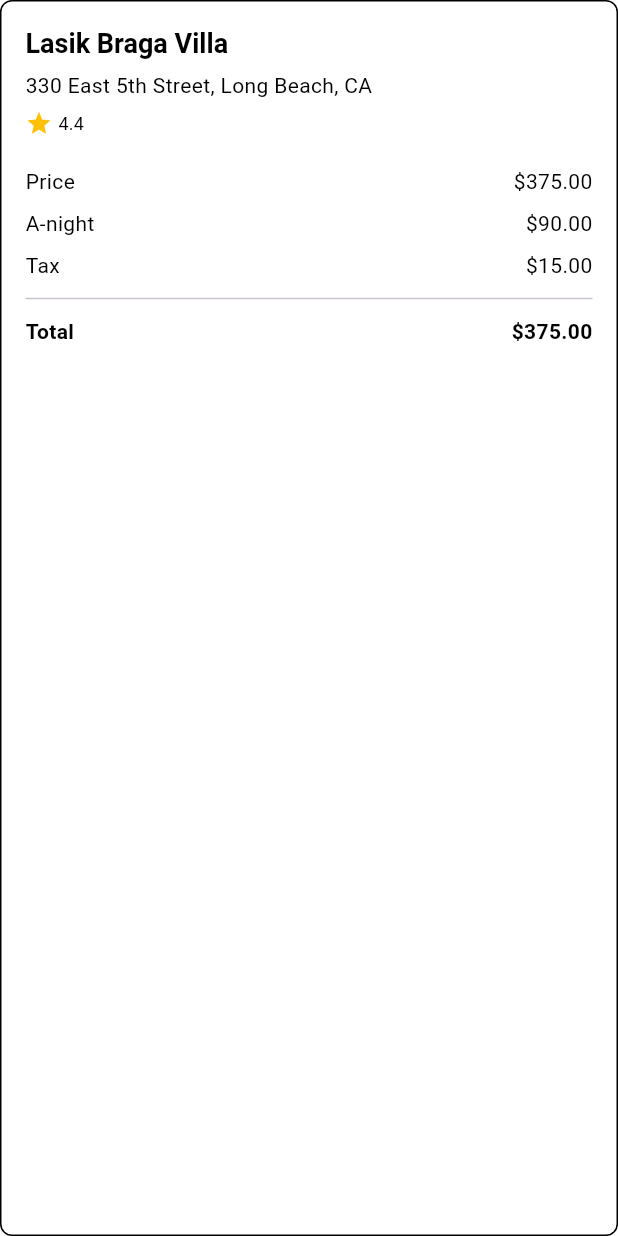
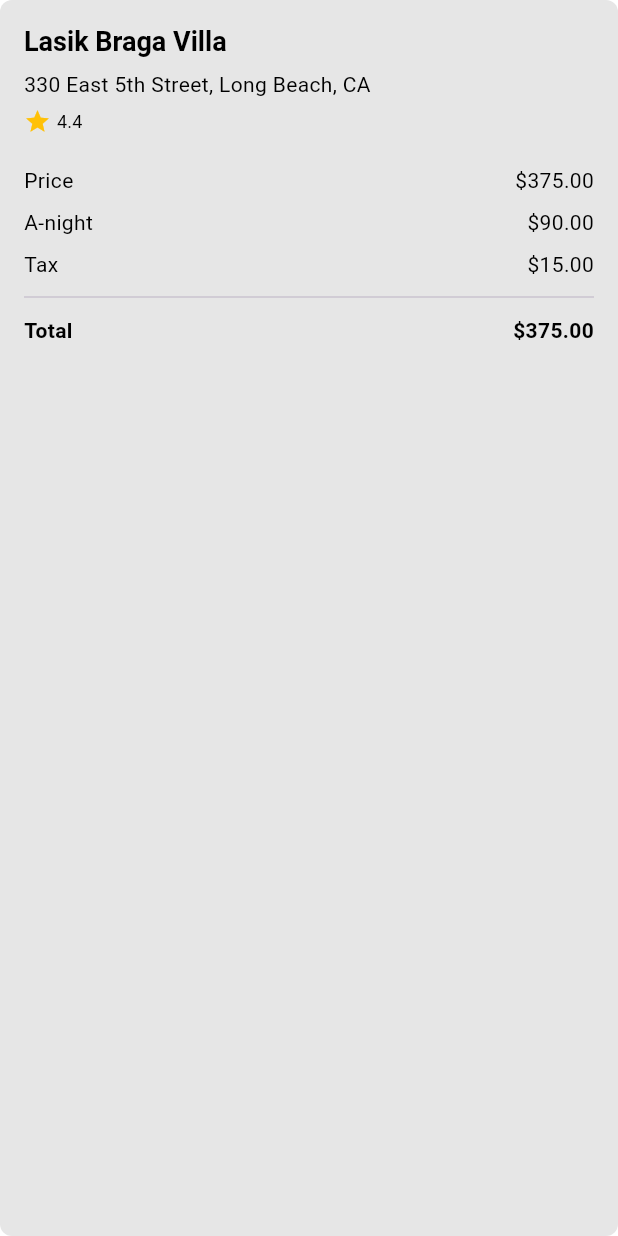
Before and after one commit to ahmvddddd/letto, a Flutter app: the BookingInfo widget shown alone on an empty page, opened directly, on a phone screen of 412 x 824 dp. Run offline on Flutter 3.47's test engine with Material 3 defaults, Android fonts, the phone set to English and light mode, and no system bars; our stand-ins replace flutter_map, flutter_riverpod, font_awesome_flutter, iconsax, latlong2, salomon_bottom_bar; Roboto replaces fonts that are missing (Aeonik).

Commit message:
booking screen fix

```diff
--- a/lib/feature/screens/booking/widgets/booking_info.dart
+++ b/lib/feature/screens/booking/widgets/booking_info.dart
@@ -13,9 +13,12 @@ class BookingInfo extends StatelessWidget {
     final dark = HelperFunctions.isDarkMode(context);
 
     return Container(
-      padding: const EdgeInsets.all(16),
+      padding: const EdgeInsets.all(Sizes.spaceBtwItems),
       decoration: BoxDecoration(
-        border: Border.all(color: dark ? Colors.white : Colors.black),
+        color:
+            dark
+                ? Colors.white.withValues(alpha: 0.1)
+                : Colors.black.withValues(alpha: 0.1),
         borderRadius: BorderRadius.circular(Sizes.sm),
       ),
       child: Column(
```
Also changed, not shown: lib/feature/screens/booking/booking_screen.dart (+47 -11 lines).
